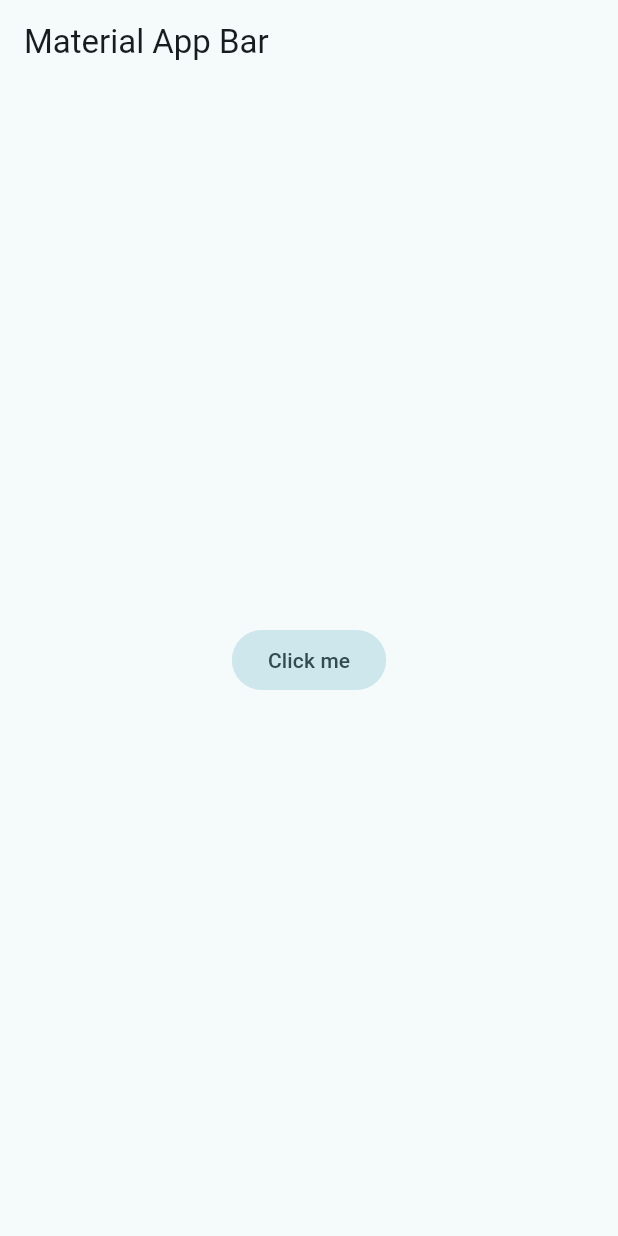
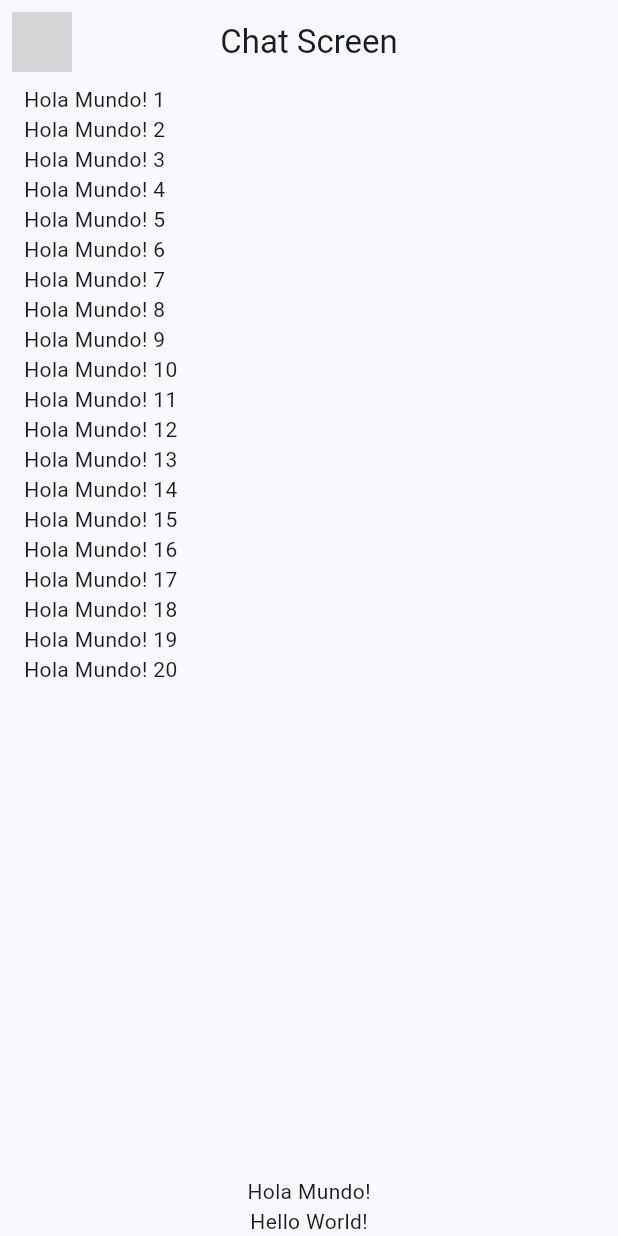
Before and after one commit to carlosmdez/fake_bot_chat_app, a Flutter app: the screen it shows after launch, on a phone screen of 412 x 824 dp. Run offline on Flutter 3.47's test engine with Material 3 defaults, Android fonts, the phone set to English and light mode, and no system bars; network calls fail; grey boxes are pictures that could not be loaded.

Commit message:
Update app theme and add chat screen

```diff
--- a/lib/config/theme/app_theme.dart
+++ b/lib/config/theme/app_theme.dart
@@ -1,6 +1,6 @@
 import 'package:flutter/material.dart';
 
-const Color _customColor = Color(0xFFE0E0E0);
+const Color _customColor = Color(0xFF706CC3);
 
 const List<Color> _colorThemes = [
   _customColor,
@@ -14,9 +14,17 @@ const List<Color> _colorThemes = [
 ];
 
 class AppTheme {
+  final int selectedColor;
+
+  const AppTheme({this.selectedColor = 0})
+      : assert(selectedColor >= 0,
+            'selectedColor must be greater than or equal to 0'),
+        assert(selectedColor < _colorThemes.length,
+            'selectedColor must be less than ${_colorThemes.length}');
   ThemeData theme() {
     return ThemeData(
-      colorSchemeSeed: _colorThemes[0],
+      colorSchemeSeed: _colorThemes[selectedColor],
+      // brightness: Brightness.dark,
     );
   }
 }
--- a/lib/main.dart
+++ b/lib/main.dart
@@ -1,5 +1,6 @@
 import 'package:flutter/material.dart';
 import 'package:yes_no_app/config/theme/app_theme.dart';
+import 'package:yes_no_app/screens/chat_screen.dart';
 
 void main() => runApp(const MyApp());
 
@@ -10,18 +11,9 @@ class MyApp extends StatelessWidget {
   Widget build(BuildContext context) {
     return MaterialApp(
       title: 'Yes No App',
-      showSemanticsDebugger: false,
-      theme: AppTheme().theme(),
-      home: Scaffold(
-          appBar: AppBar(
-            title: const Text('Material App Bar'),
-          ),
-          body: Center(
-            child: FilledButton.tonal(
-              onPressed: () {},
-              child: const Text('Click me'),
-            ),
-          )),
+      // showSemanticsDebugger: false,
+      theme: AppTheme(selectedColor: 1).theme(),
+      home: const ChatScreen(),
     );
   }
 }
--- /dev/null
+++ b/lib/screens/chat_screen.dart
@@ -0,0 +1,47 @@
+import 'package:flutter/material.dart';
+
+class ChatScreen extends StatelessWidget {
+  const ChatScreen({super.key});
+
+  @override
+  Widget build(BuildContext context) {
+    return Scaffold(
+      appBar: AppBar(
+        leading: const Padding(
+          padding: EdgeInsets.all(8.0),
+          child: CircleAvatar(
+            backgroundImage:
+                NetworkImage('https://images6.alphacoders.com/125/1258531.jpg'),
+          ),
+        ),
+        title: const Text('Chat Screen'),
+        centerTitle: true,
+      ),
+      body: _ChatView(),
+    );
+  }
+}
+
+class _ChatView extends StatelessWidget {
+  @override
+  Widget build(BuildContext context) {
+    return SafeArea(
+      child: Padding(
+        padding: const EdgeInsets.symmetric(horizontal: 16),
+        child: Column(
+          children: [
+            Expanded(
+                child: ListView.builder(
+              itemCount: 20,
+              itemBuilder: (context, index) {
+                return Text('Hola Mundo! ${index + 1}');
+              },
+            )),
+            Text('Hola Mundo!'),
+            Text('Hello World!'),
+          ],
+        ),
+      ),
+    );
+  }
+}
```
